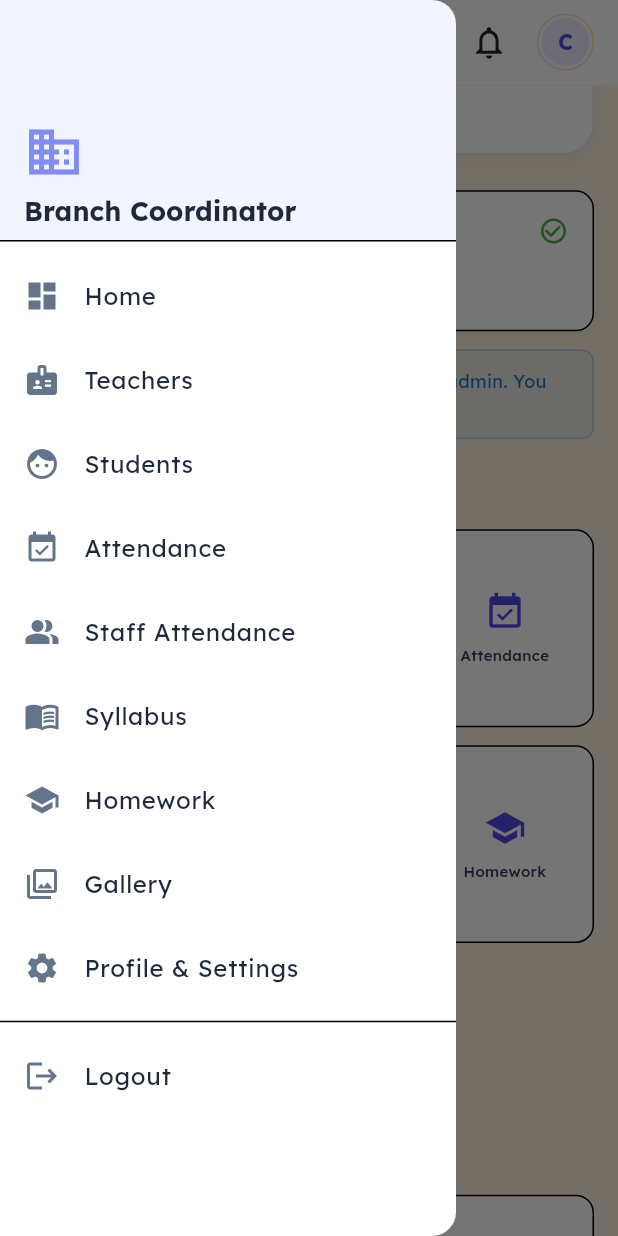
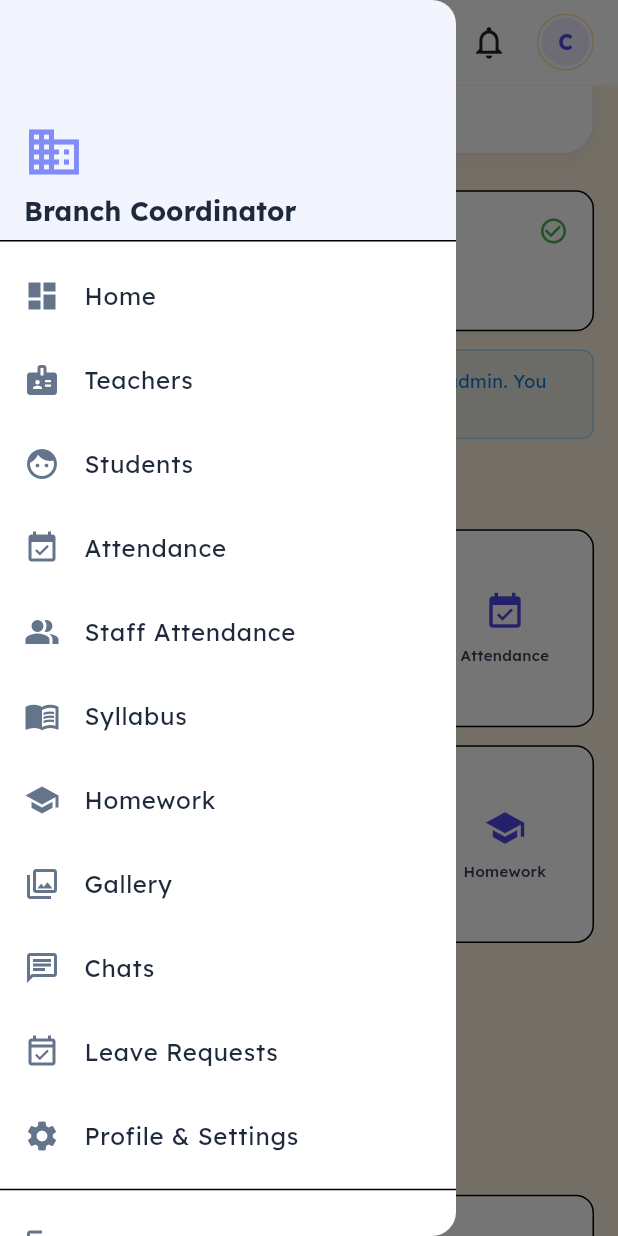
Before and after one commit to yeshwanth1127/sunkidz, a Flutter app: the CoordinatorDashboardScreen screen opened by its route, scrolled down 576 dp, after a tap on the "menu" icon, on a phone screen of 412 x 824 dp. Run offline on Flutter 3.47's test engine with Material 3 defaults, Android fonts, the phone set to English and light mode, and no system bars; our stand-ins replace dio, file_picker, fl_chart, flutter_map, flutter_riverpod, flutter_secure_storage and 12 more; missing offline and left inert: onesignal_flutter; accounts and stored records are empty.

```diff
--- a/mobile/lib/core/api/admin_api.dart
+++ b/mobile/lib/core/api/admin_api.dart
@@ -582,6 +582,7 @@ class AdminApi {
     String? branchId,
     String? classId,
     String? targetUserId,
+    String? targetStudentId,
   }) async {
     final data = <String, dynamic>{
       'title': title,
@@ -591,6 +592,7 @@ class AdminApi {
     if (branchId != null) data['branch_id'] = branchId;
     if (classId != null) data['class_id'] = classId;
     if (targetUserId != null) data['target_user_id'] = targetUserId;
+    if (targetStudentId != null) data['target_student_id'] = targetStudentId;
     final r = await _dio.post('/admin/messages/send', data: data);
     return r.data as Map<String, dynamic>;
   }
--- a/mobile/lib/shared/widgets/admin_drawer.dart
+++ b/mobile/lib/shared/widgets/admin_drawer.dart
@@ -168,6 +168,18 @@ class AdminDrawer extends ConsumerWidget {
                         onTap: () => _navigate(context, '/admin/send-message'),
                       ),
                       _DrawerTile(
+                        icon: Icons.chat_rounded,
+                        label: 'Chats',
+                        isActive: currentRoute == '/chat' || currentRoute.startsWith('/chat/'),
+                        onTap: () => _navigate(context, '/chat'),
+                      ),
+                      _DrawerTile(
+                        icon: Icons.event_available_rounded,
+                        label: 'Leave Requests',
+                        isActive: currentRoute == '/admin/leave',
+                        onTap: () => _navigate(context, '/admin/leave'),
+                      ),
+                      _DrawerTile(
                         icon: Icons.settings_suggest_rounded,
                         label: 'Profile & Settings',
                         isActive: currentRoute == '/admin/settings',
--- a/mobile/lib/shared/widgets/coordinator_drawer.dart
+++ b/mobile/lib/shared/widgets/coordinator_drawer.dart
@@ -73,6 +73,16 @@ class CoordinatorDrawer extends ConsumerWidget {
             onTap: () => _navigate(context, '/coordinator/gallery'),
           ),
           _DrawerTile(
+            icon: Icons.chat_outlined,
+            label: 'Chats',
+            onTap: () => _navigate(context, '/chat'),
+          ),
+          _DrawerTile(
+            icon: Icons.event_available_outlined,
+            label: 'Leave Requests',
+            onTap: () => _navigate(context, '/coordinator/leave'),
+          ),
+          _DrawerTile(
             icon: Icons.settings,
             label: 'Profile & Settings',
             onTap: () => _navigate(context, '/coordinator/settings'),
--- a/mobile/lib/shared/widgets/parent_drawer.dart
+++ b/mobile/lib/shared/widgets/parent_drawer.dart
@@ -31,6 +31,8 @@ class ParentDrawer extends ConsumerWidget {
           _DrawerTile(icon: Icons.directions_bus, label: 'Bus Tracking', onTap: () => _navigate(context, '/parent/bus-tracking')),
           _DrawerTile(icon: Icons.notes, label: 'Daycare Updates', onTap: () => _navigate(context, '/parent/daycare-updates')),
           _DrawerTile(icon: Icons.event_available, label: 'Attendance', onTap: () => _navigate(context, '/parent/attendance')),
+          _DrawerTile(icon: Icons.chat_outlined, label: 'Chats', onTap: () => _navigate(context, '/chat')),
+          _DrawerTile(icon: Icons.event_note_outlined, label: 'Apply Leave', onTap: () => _navigate(context, '/parent/leave')),
           _DrawerTile(icon: Icons.settings, label: 'Settings', onTap: () => _navigate(context, '/parent/settings')),
           const Divider(),
           _DrawerTile(icon: Icons.logout, label: 'Logout', onTap: () => _logout(context, ref)),
--- a/mobile/lib/shared/widgets/teacher_drawer.dart
+++ b/mobile/lib/shared/widgets/teacher_drawer.dart
@@ -68,6 +68,16 @@ class TeacherDrawer extends ConsumerWidget {
             onTap: () => _navigate(context, '/teacher/send-message'),
           ),
           _DrawerTile(
+            icon: Icons.chat_outlined,
+            label: 'Chats',
+            onTap: () => _navigate(context, '/chat'),
+          ),
+          _DrawerTile(
+            icon: Icons.event_available_outlined,
+            label: 'Leave Requests',
+            onTap: () => _navigate(context, '/teacher/leave'),
+          ),
+          _DrawerTile(
             icon: Icons.settings,
             label: 'Profile & Settings',
             onTap: () => _navigate(context, '/teacher/settings'),
```
Also changed, not shown: mobile/lib/core/router/app_router.dart (+32 -0 lines), mobile/lib/features/dashboard/presentation/admin_dashboard_screen.dart (+8 -1 lines), mobile/lib/features/messages/presentation/admin_send_message_screen.dart (+19 -5 lines), 7 other files.
